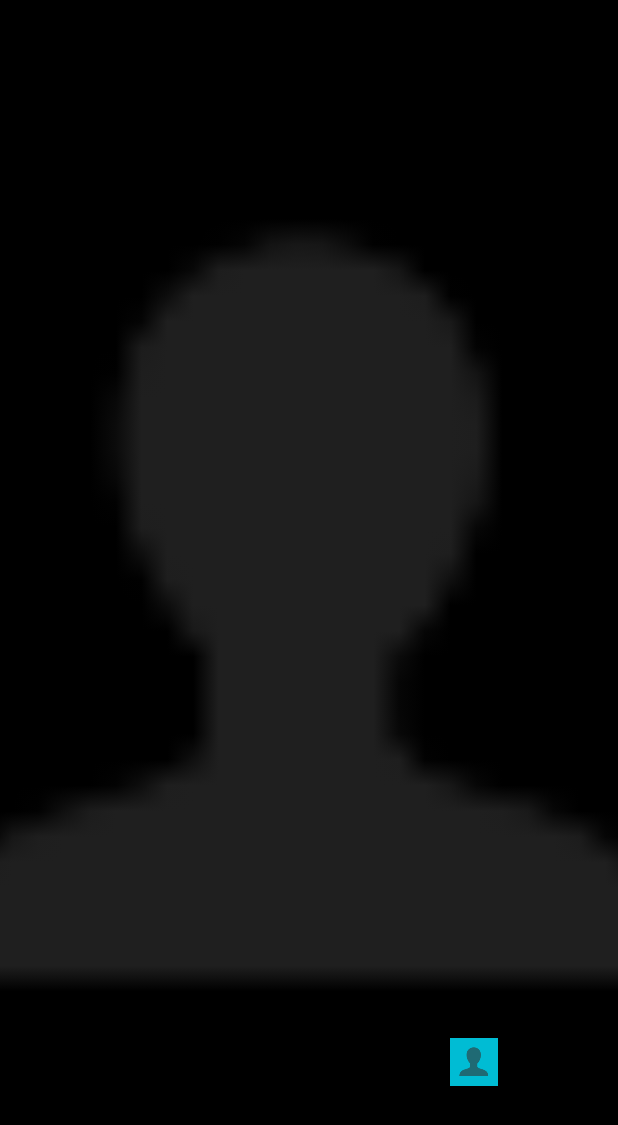
After one commit to pthomasdesigns/myHealth, an Android app: the layout fragment_main_video.xml on its own in the app's theme, with its tools: preview values and no code run, on a phone screen of 412 x 824 dp. The commit adds this screen. Shown: the top 1125 px of the screen. Run offline under Robolectric (Android 15) with nearby library versions, the phone set to English and light mode, and no system bars.

```diff
--- a/app/build.gradle
+++ b/app/build.gradle
@@ -21,13 +21,15 @@ android {
             java.srcDirs = ['src/main/java', 'src/main/java/rest', 'src/main/java/rest/model', 'src/main/java/rest/service']
         }
     }
+    buildToolsVersion '27.0.3'
 }
 
 dependencies {
-    implementation fileTree(dir: 'libs', include: ['*.jar'])
+    implementation fileTree(include: ['*.jar'], dir: 'libs')
     implementation 'com.android.support:appcompat-v7:26.1.0'
     implementation 'com.android.support:cardview-v7:26.1.0'
     implementation 'com.android.support:recyclerview-v7:26.1.0'
+    implementation 'com.android.support.constraint:constraint-layout:1.0.2'
     implementation 'com.android.support:design:26.1.0'
     implementation 'org.parceler:parceler-api:1.1.10'
     annotationProcessor 'org.parceler:parceler:1.1.10'
--- /dev/null
+++ b/app/src/main/res/layout/fragment_main_video.xml
@@ -0,0 +1,62 @@
+<?xml version="1.0" encoding="utf-8"?>
+<android.support.constraint.ConstraintLayout
+    xmlns:android="http://schemas.android.com/apk/res/android"
+    xmlns:app="http://schemas.android.com/apk/res-auto"
+    xmlns:tools="http://schemas.android.com/tools"
+    android:id="@+id/linearLayout"
+    android:layout_width="match_parent"
+    android:layout_height="match_parent">
+
+    <RelativeLayout
+        android:id="@+id/relativeLayout"
+        android:layout_width="wrap_content"
+        android:layout_height="wrap_content"
+        android:background="@android:color/black"
+        app:layout_constraintStart_toStartOf="parent"
+        app:layout_constraintTop_toTopOf="parent">
+
+        <FrameLayout
+            android:id="@+id/remote_view_frame"
+            android:layout_width="match_parent"
+            android:layout_height="match_parent"
+            android:layout_centerInParent="true"
+            android:layout_gravity="center"
+            android:background="@android:color/transparent"
+            android:orientation="horizontal">
+
+            <ImageView
+                android:id="@+id/remote_imageview"
+                android:layout_width="match_parent"
+                android:layout_height="match_parent"
+                android:layout_centerInParent="true"
+                android:layout_gravity="center"
+                android:adjustViewBounds="true"
+                android:scaleType="centerCrop"
+                android:src="@drawable/user"/>
+        </FrameLayout>
+
+
+        <LinearLayout
+            android:layout_width="match_parent"
+            android:layout_height="wrap_content"
+            android:layout_alignParentBottom="true"
+            android:orientation="vertical">
+
+            <FrameLayout
+                android:layout_width="100dp"
+                android:layout_height="120dp"
+                android:layout_gravity="right"
+                android:layout_margin="12dp">
+
+                <ImageView
+                    android:id="@+id/iv_local_preview"
+                    android:layout_width="wrap_content"
+                    android:layout_height="wrap_content"
+                    android:background="@color/colorPrimary"
+                    android:scaleType="centerCrop"
+                    android:src="@drawable/user">
+                </ImageView>
+            </FrameLayout>
+        </LinearLayout>
+    </RelativeLayout>
+</android.support.constraint.ConstraintLayout>
```
Also changed, not shown: app/src/main/res/layout/activity_messages.xml (+56 -9 lines).
